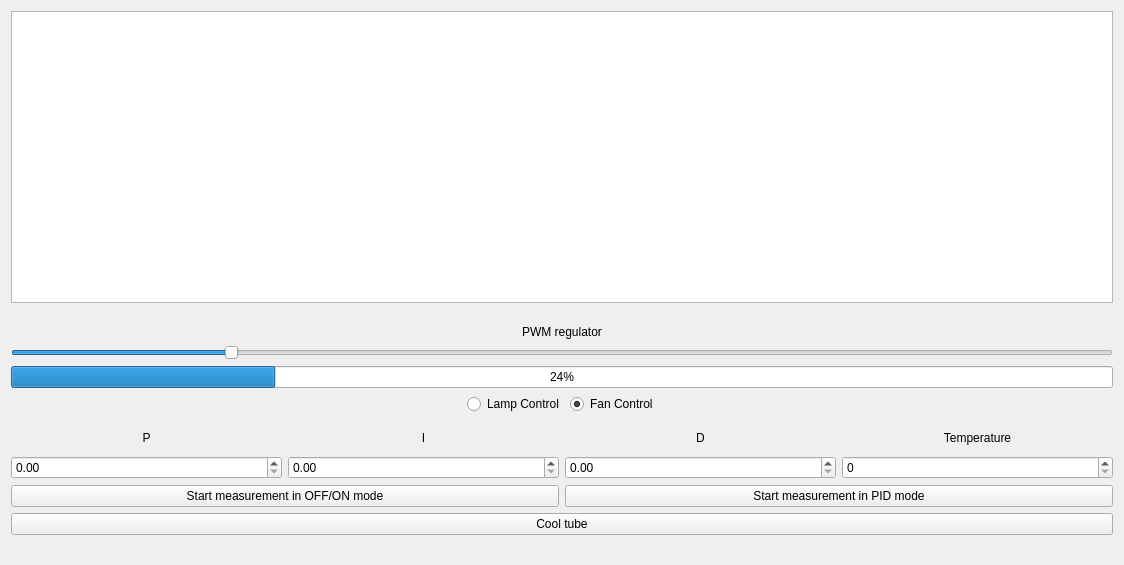
Above: mainwindow.ui from Gynju/WietrznaTuba before the change. Below: the same form after it.
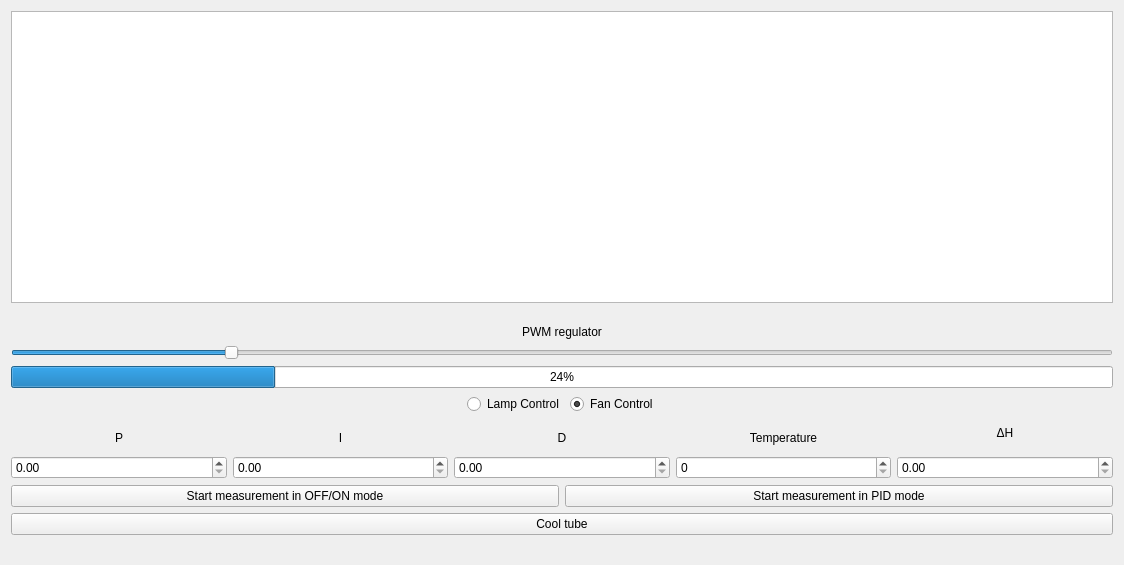
That is the form after the change. Custom widgets are drawn as their Qt base class.

What changed in the file:
```diff
--- a/mainwindow.ui
+++ b/mainwindow.ui
@@ -123,8 +123,6 @@
     <item>
      <layout class="QHBoxLayout" name="horizontalLayout">
       <item>
-       <layout class="QHBoxLayout" name="horizontalLayout_3">
-        <item>
          <layout class="QVBoxLayout" name="verticalLayout_3">
           <item>
            <widget class="QLabel" name="label">
@@ -306,6 +304,49 @@
            <widget class="QSpinBox" name="temperature_box"/>
           </item>
          </layout>
+      </item>
+      <item>
+       <layout class="QVBoxLayout" name="verticalLayout_6">
+        <item>
+         <widget class="QLabel" name="label_6">
+          <property name="sizePolicy">
+           <sizepolicy hsizetype="Preferred" vsizetype="Minimum">
+            <horstretch>0</horstretch>
+            <verstretch>0</verstretch>
+           </sizepolicy>
+          </property>
+          <property name="maximumSize">
+           <size>
+            <width>16777215</width>
+            <height>25</height>
+           </size>
+          </property>
+          <property name="text">
+           <string>ΔH</string>
+          </property>
+          <property name="alignment">
+           <set>Qt::AlignCenter</set>
+          </property>
+         </widget>
+        </item>
+        <item>
+         <spacer name="verticalSpacer_5">
+          <property name="orientation">
+           <enum>Qt::Vertical</enum>
+          </property>
+          <property name="sizeType">
+           <enum>QSizePolicy::Fixed</enum>
+          </property>
+          <property name="sizeHint" stdset="0">
+           <size>
+            <width>20</width>
+            <height>5</height>
+           </size>
+          </property>
+         </spacer>
+        </item>
+        <item>
+         <widget class="QDoubleSpinBox" name="delta_h_box"/>
         </item>
        </layout>
       </item>
```
Left out of the diff: 8 changed lines with no effect on the pictures. Lines whose indentation alone changed are shown as unchanged.
